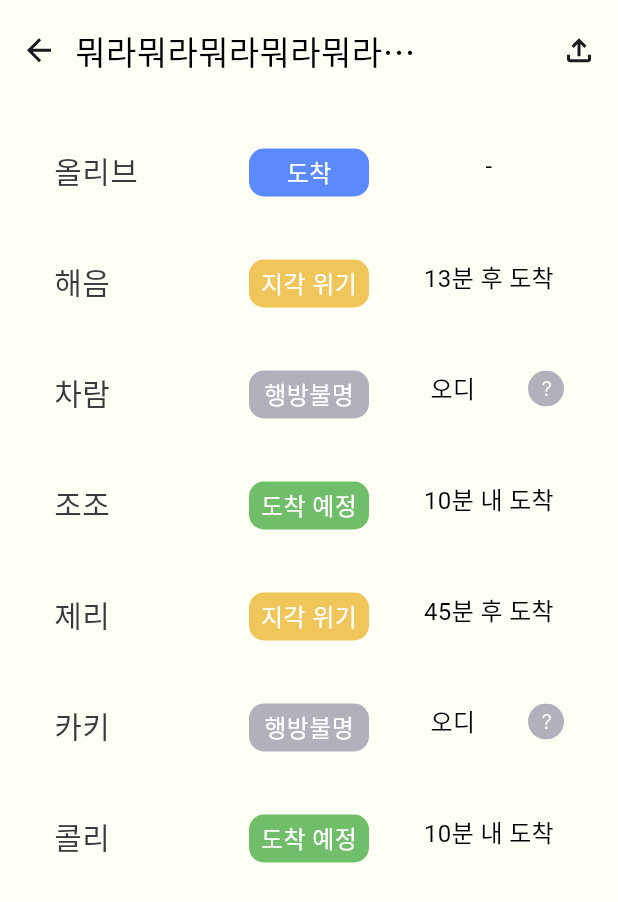
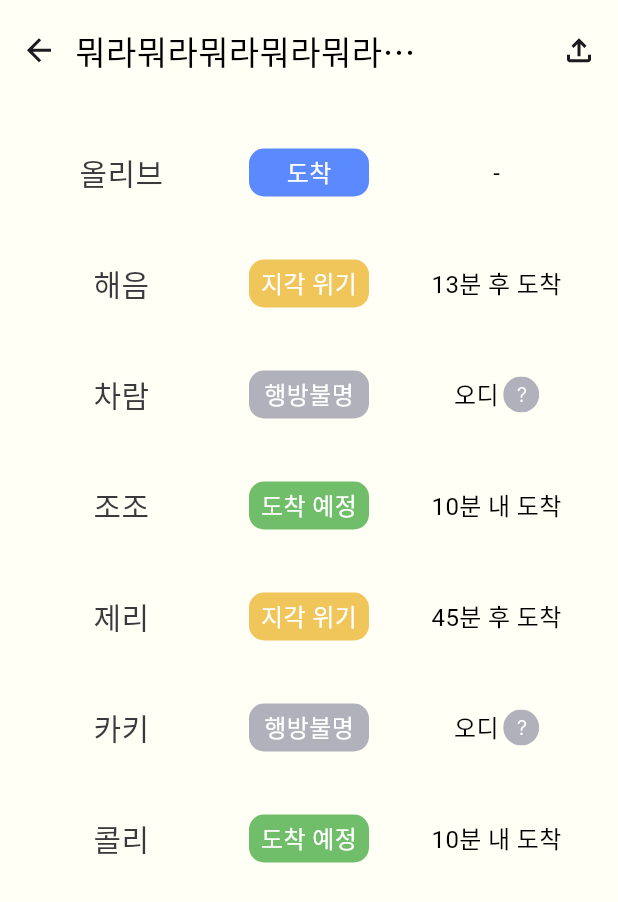
Before and after one commit to OdyOdyOdyOdy/ody-flutter, a Flutter app: the EtaBoardScreen screen opened by its route, on a phone screen of 412 x 824 dp. Shown: the top 902 px of the screen. Run offline on Flutter 3.47's test engine with Material 3 defaults, Android fonts, the phone set to English and light mode, and no system bars; our stand-ins replace cached_network_image, dio, flutter_dotenv, flutter_svg; Roboto replaces fonts that are missing (PretendardBold, PretendardRegular); project files that could hold a hidden picture were left out.

Commit message:
chore #41: 코드 리뷰 반영

```diff
--- a/ody_flutter/lib/screens/eta_board/eta_board_screen.dart
+++ b/ody_flutter/lib/screens/eta_board/eta_board_screen.dart
@@ -60,33 +60,38 @@ class _EtaBoardScreenState extends State<EtaBoardScreen> {
         ),
       );
 
-  Widget _buildEtaItem(MateEta mateEta) => Stack(
+  Widget _buildEtaItem(MateEta mateEta) => Row(
+        mainAxisAlignment: MainAxisAlignment.spaceEvenly,
         children: [
-          Positioned(
-            left: 0,
+          Expanded(
             child: Text(
+              textAlign: TextAlign.center,
               mateEta.name,
               style:
                   PretendardFonts.bold20.copyWith(color: CommonColors.gray_800),
             ),
           ),
-          Align(
-            child: _buildStatusBadge(mateEta.etaStatus),
+          const SizedBox(
+            width: 40,
           ),
-          Positioned(
-            right: 0,
+          _buildStatusBadge(mateEta.etaStatus),
+          const SizedBox(
+            width: 40,
+          ),
+          Expanded(
             child: Row(
+              mainAxisAlignment: MainAxisAlignment.center,
               children: [
-                SizedBox(
-                  width: 100,
-                  child: Text(
-                    textAlign: TextAlign.center,
-                    mateEta.etaStatus.statusMessage(),
-                    style: PretendardFonts.regular16
-                        .copyWith(color: CommonColors.black),
-                  ),
+                Text(
+                  textAlign: TextAlign.center,
+                  mateEta.etaStatus.statusMessage(),
+                  style: PretendardFonts.regular16
+                      .copyWith(color: CommonColors.black),
                 ),
-                if (mateEta.etaStatus is Missing) _buildTooltip(),
+                if (mateEta.etaStatus is Missing)
+                  Padding(
+                      padding: const EdgeInsets.only(left: 3),
+                      child: _buildTooltip()),
               ],
             ),
           ),
```
